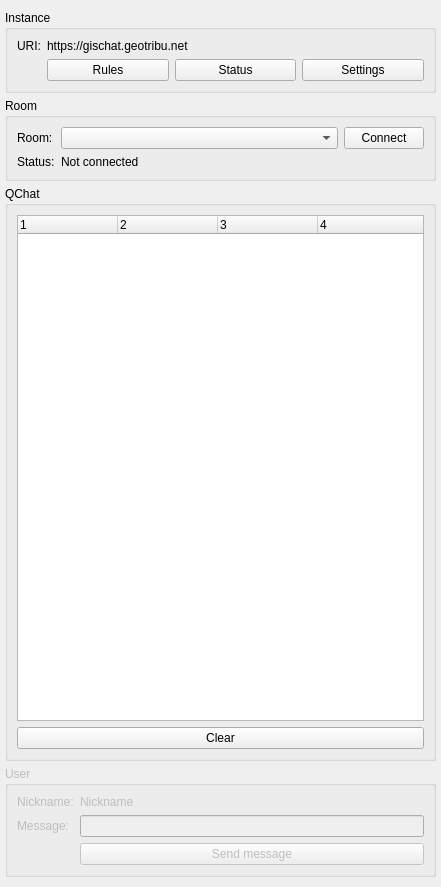
The window that qtribu/gui/wdg_qchat.ui (geotribu/qtribu) describes before a commit, drawn with Qt 5.
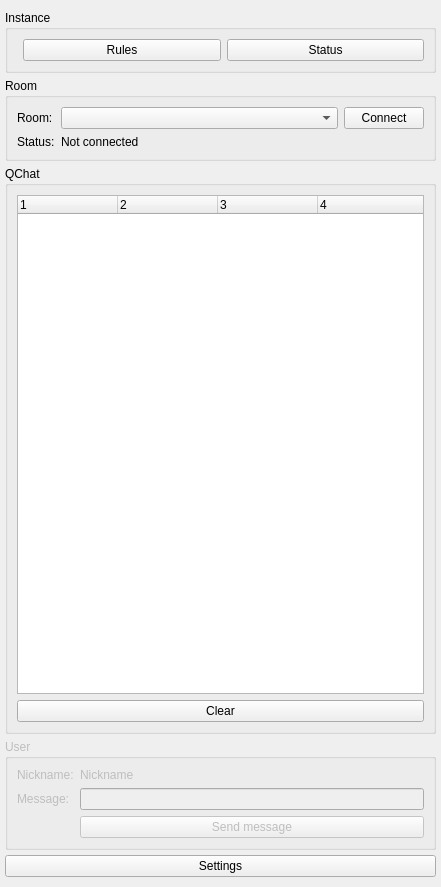
The same window after the commit. Custom widgets are drawn as their Qt base class.

The edit to the form file:
```diff
--- a/qtribu/gui/wdg_qchat.ui
+++ b/qtribu/gui/wdg_qchat.ui
@@ -54,27 +54,7 @@
        <string>Instance</string>
       </property>
       <layout class="QFormLayout" name="formLayout_3">
-       <item row="0" column="0">
-        <widget class="QLabel" name="lbl_instance_uri">
-         <property name="text">
-          <string>URI:</string>
-         </property>
-        </widget>
-       </item>
        <item row="0" column="1">
-        <widget class="QLabel" name="lbl_instance">
-         <property name="cursor">
-          <cursorShape>ForbiddenCursor</cursorShape>
-         </property>
-         <property name="toolTip">
-          <string>Instance set in QTribu's plugin settings</string>
-         </property>
-         <property name="text">
-          <string>https://gischat.geotribu.net</string>
-         </property>
-        </widget>
-       </item>
-       <item row="1" column="1">
         <layout class="QHBoxLayout" name="hly_instance">
          <item>
           <widget class="QPushButton" name="btn_rules">
@@ -99,16 +79,6 @@
            </property>
           </widget>
          </item>
-         <item>
-          <widget class="QPushButton" name="btn_settings">
-           <property name="cursor">
-            <cursorShape>PointingHandCursor</cursorShape>
-           </property>
-           <property name="text">
-            <string>Settings</string>
-           </property>
-          </widget>
-         </item>
         </layout>
        </item>
       </layout>
@@ -325,6 +295,16 @@
       </layout>
      </widget>
     </item>
+    <item>
+     <widget class="QPushButton" name="btn_settings">
+      <property name="cursor">
+       <cursorShape>PointingHandCursor</cursorShape>
+      </property>
+      <property name="text">
+       <string>Settings</string>
+      </property>
+     </widget>
+    </item>
    </layout>
   </widget>
  </widget>
```
